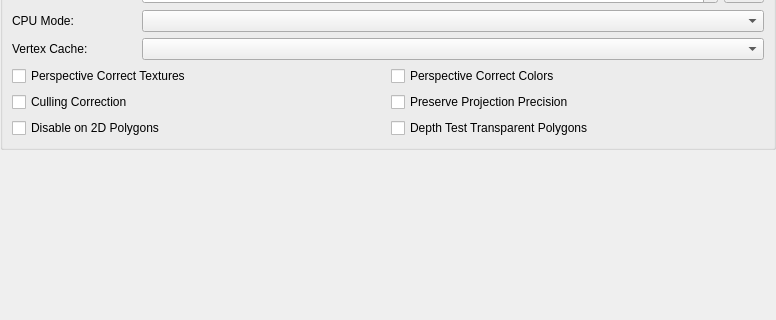
Qt form src/duckstation-qt/graphicssettingswidget.ui (stenzek/duckstation) before a commit; both pictures show x 0 to 776 and y 172 to 492 of the 776 by 616 pixel window.
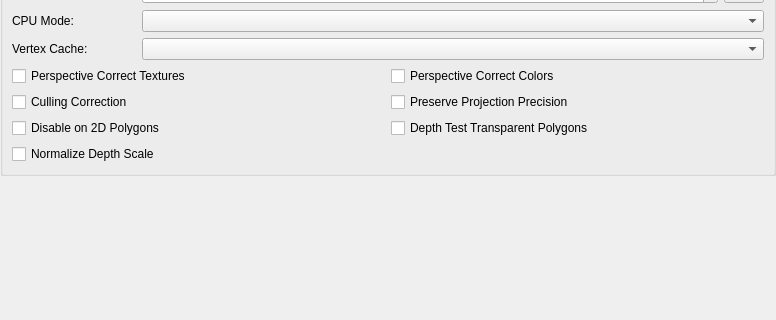
The same form after that commit. The open tabs and pages were chosen to show the change. Icons and pictures are not drawn.

Commit message:
CPU/PGXP: Add option to normalize depth by GTE matrix scale
Some games shrink the view transform of distant objects to stay within 16-bit range,
making raw Z incomparable between objects. Divide it by the rotation matrix's Z row scale.

What changed in the file:
```diff
--- a/src/duckstation-qt/graphicssettingswidget.ui
+++ b/src/duckstation-qt/graphicssettingswidget.ui
@@ -845,6 +845,13 @@
               </property>
              </widget>
             </item>
+            <item row="3" column="0">
+             <widget class="QCheckBox" name="pgxpNormalizeDepth">
+              <property name="text">
+               <string>Normalize Depth Scale</string>
+              </property>
+             </widget>
+            </item>
            </layout>
           </item>
          </layout>
```
The commit also changes 9 other files.
